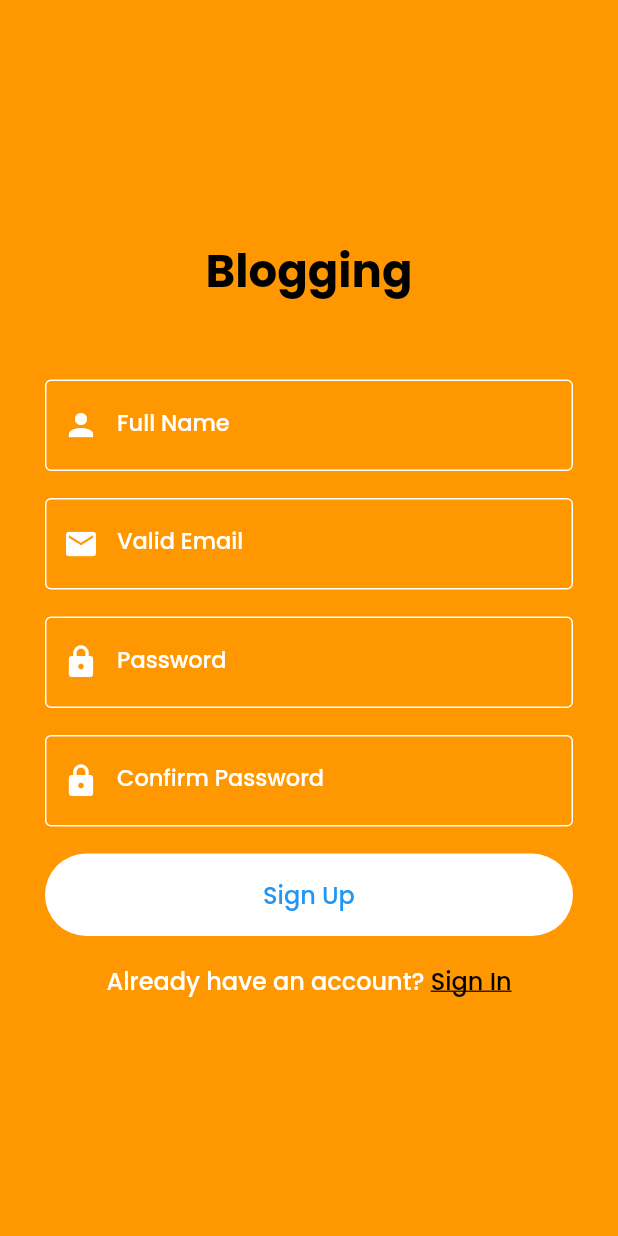
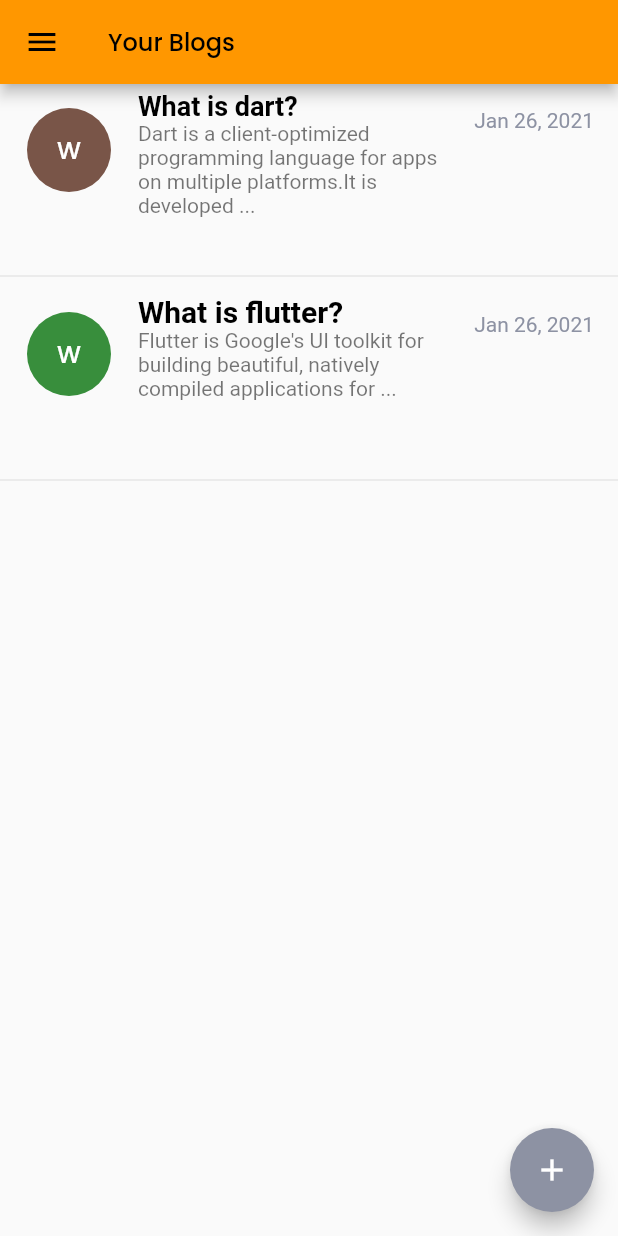
Before and after one commit to AdamAbd/Flutter-Mentoring-Batch-4-Level-Basic, a Flutter app: the screen it shows after launch, on a phone screen of 412 x 824 dp. Run offline on Flutter 3.47's test engine with Material 2 defaults, Android fonts, the phone set to English and light mode, and no system bars; our stand-ins replace google_fonts, supercharged.

Commit message:
finish you blogs page

```diff
--- a/lib/Screens/Pages/create_post_page.dart
+++ b/lib/Screens/Pages/create_post_page.dart
@@ -13,7 +13,9 @@ class _CreatePostState extends State<CreatePost> {
     return Scaffold(
       appBar: AppBar(
         leading: InkWell(
-          onTap: () {},
+          onTap: () {
+            Navigator.pop(context);
+          },
           child: Icon(Icons.arrow_back, color: Colors.black),
         ),
         title: Text("Create a Post", style: blackFontStyle),
--- a/lib/Screens/Pages/pages.dart
+++ b/lib/Screens/Pages/pages.dart
@@ -5,3 +5,4 @@ import 'package:flutter_mentoring_basic_batch_4/shared/shared.dart';
 
 part 'sign_up_page.dart';
 part 'create_post_page.dart';
+part 'your_blogs_page.dart';
--- a/lib/Screens/Pages/sign_up_page.dart
+++ b/lib/Screens/Pages/sign_up_page.dart
@@ -22,14 +22,7 @@ class SignUpPage extends StatelessWidget {
                 cTxtColor: Colors.blue,
                 cBgColor: Colors.white,
                 cBottom: 18.0,
-                cRoute: () {
-                  Navigator.push(
-                    context,
-                    MaterialPageRoute(
-                      builder: (context) => CreatePost(),
-                    ),
-                  );
-                },
+                cRoute: () {},
               ),
               RichText(
                 text: TextSpan(
--- /dev/null
+++ b/lib/Screens/Pages/your_blogs_page.dart
@@ -0,0 +1,103 @@
+part of 'pages.dart';
+
+class YourBlogsPage extends StatelessWidget {
+  final GlobalKey<ScaffoldState> _scaffoldKey = GlobalKey<ScaffoldState>();
+  @override
+  Widget build(BuildContext context) {
+    return Scaffold(
+      key: _scaffoldKey,
+      appBar: AppBar(
+        backgroundColor: mainColor,
+        leading: IconButton(
+          icon: Icon(Icons.menu, color: Colors.black),
+          onPressed: () => _scaffoldKey.currentState.openDrawer(), // And this!
+        ),
+        title: Text(
+          "Your Blogs",
+          style: blackFontStyle,
+        ),
+      ),
+      drawer: Drawer(),
+      body: ListView(
+        children: [
+          Container(
+            height: 120.0,
+            padding: EdgeInsets.only(bottom: 25.0),
+            child: ListTile(
+              leading: CircleAvatar(
+                radius: 30.0,
+                backgroundColor: Colors.brown,
+                child: Text(
+                  "W",
+                  style: whiteFontStyle,
+                ),
+              ),
+              title: Text(
+                "What is dart?",
+                style: TextStyle(
+                  fontWeight: FontWeight.bold,
+                  fontSize: 18.0,
+                  color: Colors.black,
+                ),
+              ),
+              subtitle: Text(
+                'Dart is a client-optimized programming language for apps on multiple platforms.It is developed ...',
+                // style: blackFontStyle1,
+                overflow: TextOverflow.clip,
+              ),
+              trailing: Text(
+                'Jan 26, 2021',
+                style: TextStyle(color: greyColor),
+              ),
+            ),
+          ),
+          Divider(),
+          Container(
+            height: 120.0,
+            padding: EdgeInsets.only(bottom: 60.0),
+            child: ListTile(
+              leading: CircleAvatar(
+                radius: 30.0,
+                backgroundColor: Colors.green[700],
+                child: Text(
+                  "W",
+                  style: whiteFontStyle,
+                ),
+              ),
+              title: Text(
+                "What is flutter?",
+                style: TextStyle(
+                  fontWeight: FontWeight.bold,
+                  fontSize: 20.0,
+                  color: Colors.black,
+                ),
+              ),
+              subtitle: Text(
+                'Flutter is Google\'s UI toolkit for building beautiful, natively compiled applications for ...',
+                // style: blackFontStyle1,
+                overflow: TextOverflow.clip,
+              ),
+              trailing: Text(
+                'Jan 26, 2021',
+                style: TextStyle(color: greyColor),
+              ),
+            ),
+          ),
+          Divider(),
+        ],
+      ),
+      floatingActionButton: FloatingActionButton(
+        backgroundColor: greyColor,
+        child: Icon(Icons.add),
+        onPressed: () {
+          Navigator.push(
+            context,
+            MaterialPageRoute(
+              builder: (context) => CreatePost(),
+            ),
+          );
+        },
+      ),
+    );
+  }
+}
--- a/lib/main.dart
+++ b/lib/main.dart
@@ -16,7 +16,7 @@ class MyApp extends StatelessWidget {
         primarySwatch: Colors.blue,
         visualDensity: VisualDensity.adaptivePlatformDensity,
       ),
-      home: SignUpPage(),
+      home: YourBlogsPage(),
     );
   }
 }
```
